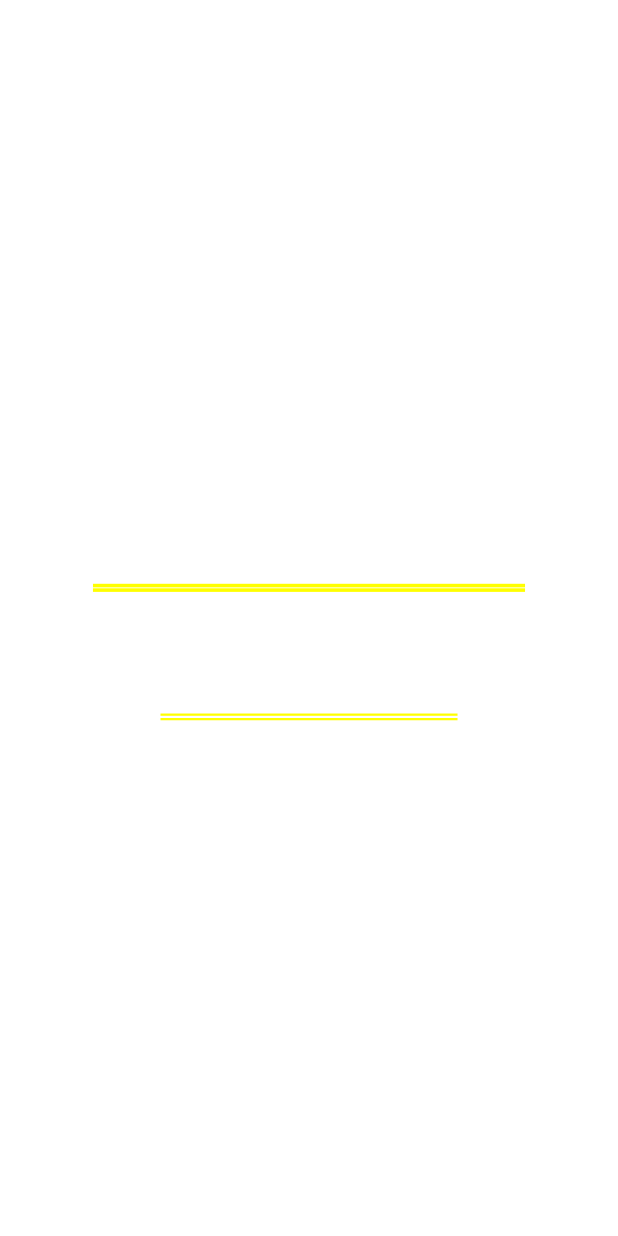
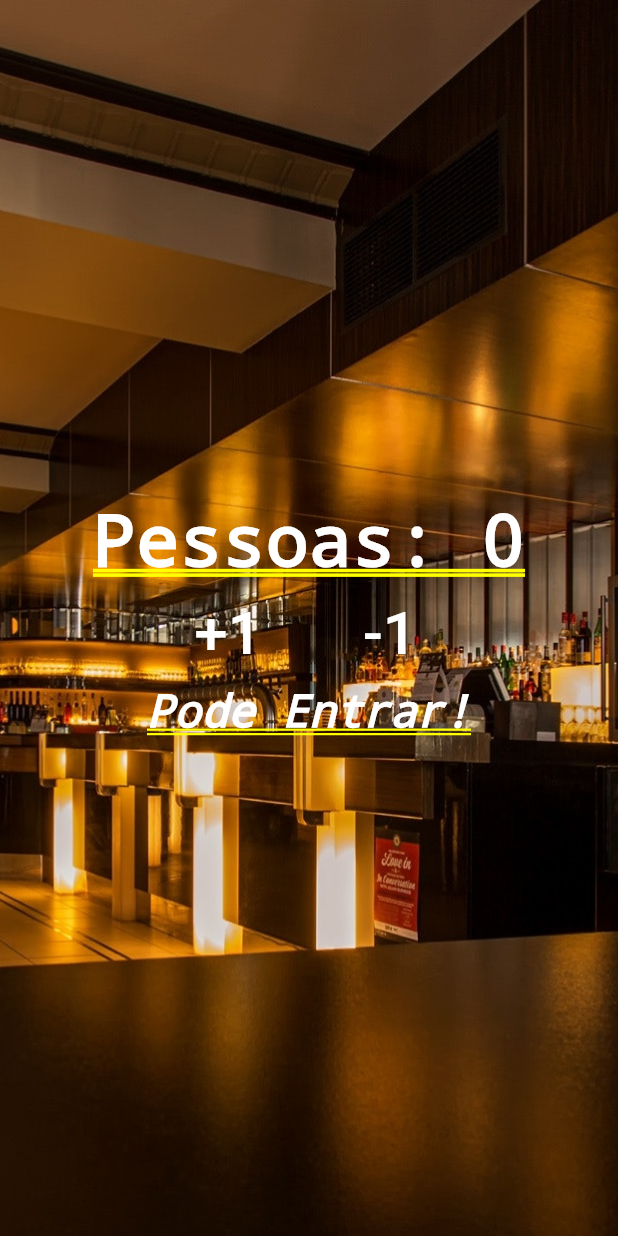
Before and after one commit to rainerramos/contador_de_pessoas, a Flutter app: the screen it shows after launch, on a phone screen of 412 x 824 dp. Run offline on Flutter 3.47's test engine with Material 2 defaults, Android fonts, the phone set to English and light mode, and no system bars.

Commit message:
Alteração final

```diff
--- a/contador_de_pessoas/lib/main.dart
+++ b/contador_de_pessoas/lib/main.dart
@@ -4,23 +4,89 @@ import 'package:flutter/material.dart';
 void main() {
   runApp(MaterialApp(
       title: "Contador de Pessoas",
-    home: Column(
+      home: Home()));
+}
+
+class Home extends StatefulWidget {
+
+
+  @override
+  _HomeState createState() => _HomeState();
+}
+
+class _HomeState extends State<Home> {
+
+  int _people = 0;
+  String _infoText = "Pode Entrar!";
+
+  void _changePeople(int delta){
+    setState(() {
+      _people += delta;
+
+      if (_people < 0) {
+        _people = 0;
+      } else if(_people <= 10){
+        _infoText = "Pode Entrar";
+      } else {
+        _infoText = "Lotado";
+      }
+    });
+  }
+
+  @override
+  Widget build(BuildContext context) {
+    return Stack(
+      children: <Widget>[
+        Image.asset(
+          "images/restaurant.jpg",
+          fit: BoxFit.cover,
+          height: 1000.0,
+        ),
+        Column(
           mainAxisAlignment: MainAxisAlignment.center,
           children: <Widget>[
             Text(
-          "Pessoas: 0",
-          style: TextStyle(color: Colors.white, fontWeight: FontWeight.bold),
+              "Pessoas: $_people",
+              style:
+              TextStyle(color: Colors.white, fontWeight: FontWeight.bold),
             ),
-        FlatButton(
+            Row(
+              mainAxisAlignment: MainAxisAlignment.center,
+              children: <Widget>[
+                Padding(
+                  padding: EdgeInsets.all(10.0),
+                  child: FlatButton(
                     child: Text(
-            "+1", style: TextStyle(fontSize: 40.0, color: Colors. white),
+                      "+1",
+                      style: TextStyle(fontSize: 40.0, color: Colors.white),
+                    ),
+                    onPressed: () {_changePeople(1);
+                    },
                   ),
                 ),
+                Padding(
+                  padding: EdgeInsets.all(10.0),
+                  child: FlatButton(
+                    child: Text(
+                      "-1",
+                      style: TextStyle(fontSize: 40.0, color: Colors.white),
+                    ),
+                    onPressed: () {_changePeople(-1);
+                    },
+                  ),
+                ),
+              ],
+            ),
             Text(
-          "Pode Entrar",
-          style: TextStyle(color: Colors.white, fontStyle: FontStyle.italic, fontSize: 30.0),
+              _infoText,
+              style: TextStyle(
+                  color: Colors.white,
+                  fontStyle: FontStyle.italic,
+                  fontSize: 30.0),
             )
           ],
         ),
-  ));
+      ],
+    );
   }
+}
--- a/contador_de_pessoas/pubspec.yaml
+++ b/contador_de_pessoas/pubspec.yaml
@@ -49,6 +49,9 @@ flutter:
   #   - images/a_dot_burr.jpeg
   #   - images/a_dot_ham.jpeg
 
+  assets:
+    - images/restaurant.jpg
+
   # An image asset can refer to one or more resolution-specific "variants", see
   # https://flutter.dev/assets-and-images/#resolution-aware.
 
```
Also changed, not shown: contador_de_pessoas/images/restaurant.jpg (added), 1 other file. Lines whose indentation alone changed are shown as unchanged.
